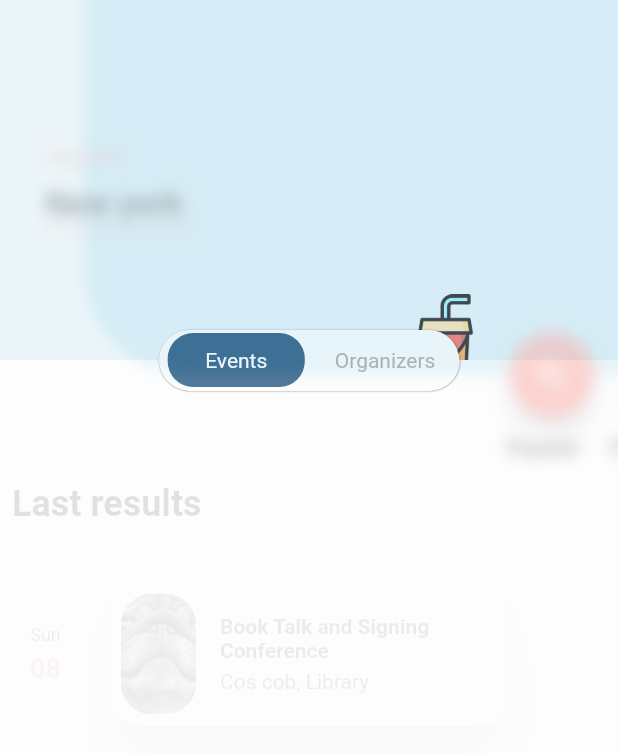
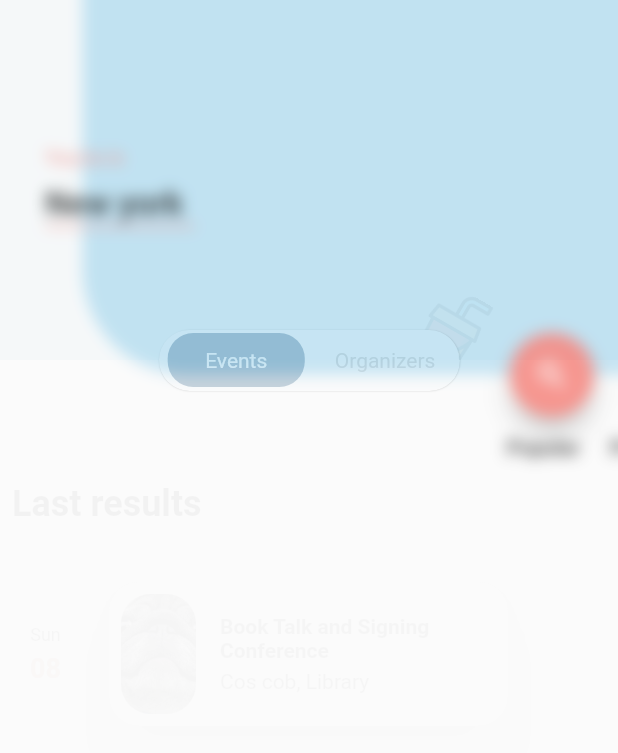
Before and after one commit to larsien/UIChallenge_event_ios_mobile_app_animation_by_ronasit, a Flutter app: the screen it shows after launch, after a tap on the "search" icon, on a phone screen of 412 x 824 dp. Shown: the top 753 px of the screen. Run offline on Flutter 3.47's test engine with Material 2 defaults, Android fonts, the light colour scheme and no system bars.

Commit message:
clean code

```diff
--- a/lib/page1.dart
+++ b/lib/page1.dart
@@ -34,7 +34,6 @@
   @override
   void initState() {
     super.initState();
-    // animation = Tween<Offset>(begin: Offset.zero, end: const Offset(1.0, 0.0))
     animation = Tween<Offset>(begin: Offset.zero, end: const Offset(1.0, 0.0))
         .animate(
             CurvedAnimation(parent: controller, curve: Curves.easeInCubic));
@@ -64,12 +63,13 @@
           child: const Icon(
             Icons.search,
           )),
+//적용 후
       body: Column(
         children: [
           const SizedBox(height: 40),
           SlideTransition(position: animation, child: const HeaderList()),
           const SizedBox(height: 20),
-          MainBody(slideAnimation: animation),
+          SlideTransition(position: animation, child: const MainBody()),
         ],
       ),
     );
@@ -78,7 +78,8 @@
   Route _createRoute() {
     return PageRouteBuilder(
         pageBuilder: (_, __, ___) => const LastResultPage(),
-        transitionsBuilder: (_, animation, __, child) {
+        transitionDuration: const Duration(seconds: 1),
+        transitionsBuilder: (_, animation, secondaryAnimation, child) {
           final opacityTween = Tween(begin: 0.0, end: 1.0).animate(animation);
           return BackdropFilter(
               filter: ImageFilter.blur(sigmaX: 5, sigmaY: 5),
@@ -90,16 +91,11 @@
 class MainBody extends StatelessWidget {
   const MainBody({
     Key? key,
-    required this.slideAnimation,
   }) : super(key: key);
-
-  final Animation<Offset> slideAnimation;
 
   @override
   Widget build(BuildContext context) {
-    return SlideTransition(
-      position: slideAnimation,
-      child: SingleChildScrollView(
+    return SingleChildScrollView(
       scrollDirection: Axis.horizontal,
       child: SizedBox(
         height: 340,
@@ -116,8 +112,6 @@
           },
         ),
       ),
-      ),
-      // ),
     );
   }
 }
--- a/lib/page2.dart
+++ b/lib/page2.dart
@@ -31,13 +31,10 @@
         AnimationController(duration: const Duration(seconds: 3), vsync: this);
 
     //for cup
-    cupRotateAnimation = Tween(begin: 0.0, end: 0.07).animate(CurvedAnimation(
-        parent: controller,
-        curve: const Interval(0.0, 1,
-            // curve: ShakeCurve(),
-            curve: Curves.elasticInOut)));
+    cupRotateAnimation = Tween(begin: 0.0, end: 0.07).animate(
+        CurvedAnimation(parent: controller, curve: const ShakeCurve(count: 3)));
     cupMovingAnimation = Tween(
-            begin: const Offset(0, 1), end: const Offset(0, -0.12))
+            begin: const Offset(0, 1), end: const Offset(0, 0))
         .animate(CurvedAnimation(parent: controller, curve: Curves.elasticOut));
 
     cupOpacityAnimation = Tween(begin: 0.0, end: 1.0).animate(
@@ -66,9 +63,13 @@
         child: Column(
           crossAxisAlignment: CrossAxisAlignment.start,
           children: [
-            Header(
-                opacityAnimation: cupOpacityAnimation,
-                textMovingAnimation: headerTextMovingAnimation),
+            FadeTransition(
+              opacity: cupOpacityAnimation,
+              child: SlideTransition(
+                position: headerTextMovingAnimation,
+                child: const Header(),
+              ),
+            ),
             Expanded(
               child: ListView.builder(
                 itemCount: sampleContentList.length,
@@ -249,25 +250,14 @@
 class Header extends StatelessWidget {
   const Header({
     Key? key,
-    required this.opacityAnimation,
-    required this.textMovingAnimation,
   }) : super(key: key);
-
-  final Animation<double> opacityAnimation;
-  final Animation<Offset> textMovingAnimation;
 
   @override
   Widget build(BuildContext context) {
-    return FadeTransition(
-      opacity: opacityAnimation,
-      child: SlideTransition(
-        position: textMovingAnimation,
-        child: const Padding(
-          padding: EdgeInsets.all(8.0),
-          child: Text("Last results",
-              style: TextStyle(fontSize: 24, fontWeight: FontWeight.bold)),
-        ),
-      ),
+    return const Padding(
+      padding: EdgeInsets.all(8.0),
+      child: Text("Last results",
+          style: TextStyle(fontSize: 24, fontWeight: FontWeight.bold)),
     );
   }
 }
@@ -310,11 +300,13 @@
       ),
       Positioned(
           right: 80,
-          bottom: 50,
-          child: GrowTransition(
+          bottom: 60,
+          child: CupTransition(
+              //적용 전
               // animation: animation,
               movingAnim: widget.cupMovingAnimation,
               rotationAnim: widget.cupRotateAnimation,
+              opacityAnim: widget.cupOpacityAnimation,
               child: SizedBox(
                 height: 70,
                 //https://www.pngwing.com/en/free-png-zqryl
@@ -433,32 +425,32 @@
   }
 }
 
-class GrowTransition extends StatelessWidget {
-  const GrowTransition({
+class CupTransition extends StatelessWidget {
+  const CupTransition({
     super.key,
     required this.child,
     // required this.animation,
     required this.movingAnim,
     required this.rotationAnim,
+    required this.opacityAnim,
   });
 
   final Widget child;
   // final Animation<double> animation;
   final Animation<Offset> movingAnim;
   final Animation<double> rotationAnim;
+  final Animation<double> opacityAnim;
 
   @override
   Widget build(BuildContext context) {
     return Align(
         alignment: Alignment.bottomRight,
-        child: SlideTransition(
-          position: movingAnim,
-          child: RotationTransition(
-              turns: rotationAnim,
-              // alignment: Alignment.bottomCenter,
-              child: child),
-        )
-        // return RotationTransition(turns: rotationAnim, child: child);
-        );
+        child: FadeTransition(
+          opacity: opacityAnim,
+          child: SlideTransition(
+            position: movingAnim,
+            child: RotationTransition(turns: rotationAnim, child: child),
+          ),
+        ));
   }
 }
```
Lines whose indentation alone changed are shown as unchanged.
